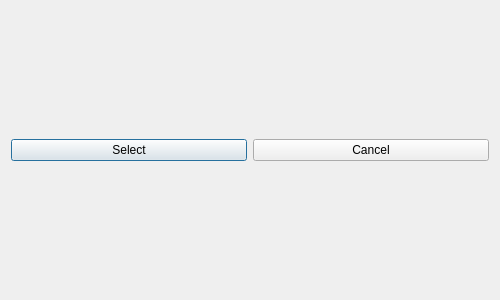
Before: the Qt Designer form scripts/Muon/GUI/Common/fitting_tab_widget/workspace_selector.ui in mantidproject/mantid, drawn with Qt 5.
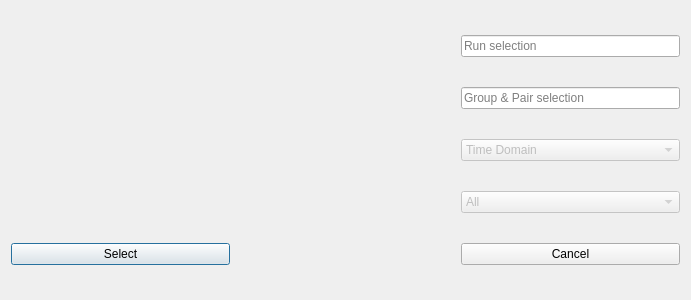
After: the same form once the commit is applied.

Commit message: Addded methods to retrive workspace names Re #25585

Patch:
```diff
--- a/scripts/Muon/GUI/Common/fitting_tab_widget/workspace_selector.ui
+++ b/scripts/Muon/GUI/Common/fitting_tab_widget/workspace_selector.ui
@@ -6,25 +6,78 @@
    <rect>
     <x>0</x>
     <y>0</y>
-    <width>500</width>
+    <width>691</width>
     <height>300</height>
    </rect>
   </property>
   <property name="windowTitle">
    <string>Data Selection</string>
   </property>
-  <layout class="QGridLayout" name="gridLayout_2">
-   <item row="0" column="0" colspan="2">
+  <layout class="QGridLayout" name="gridLayout">
+   <item row="0" column="0" rowspan="4" colspan="2">
     <layout class="QGridLayout" name="list_selector_layout"/>
    </item>
-   <item row="1" column="0">
+   <item row="0" column="2">
+    <widget class="QLineEdit" name="run_line_edit">
+     <property name="sizePolicy">
+      <sizepolicy hsizetype="Preferred" vsizetype="Fixed">
+       <horstretch>0</horstretch>
+       <verstretch>0</verstretch>
+      </sizepolicy>
+     </property>
+     <property name="text">
+      <string/>
+     </property>
+     <property name="placeholderText">
+      <string>Run selection</string>
+     </property>
+    </widget>
+   </item>
+   <item row="1" column="2">
+    <widget class="QLineEdit" name="group_pair_line_edit">
+     <property name="sizePolicy">
+      <sizepolicy hsizetype="Preferred" vsizetype="Fixed">
+       <horstretch>0</horstretch>
+       <verstretch>0</verstretch>
+      </sizepolicy>
+     </property>
+     <property name="placeholderText">
+      <string>Group &amp; Pair selection</string>
+     </property>
+    </widget>
+   </item>
+   <item row="2" column="2">
+    <widget class="QComboBox" name="time_domain_combo">
+     <property name="enabled">
+      <bool>false</bool>
+     </property>
+     <item>
+      <property name="text">
+       <string>Time Domain</string>
+      </property>
+     </item>
+    </widget>
+   </item>
+   <item row="3" column="2">
+    <widget class="QComboBox" name="period_combo">
+     <property name="enabled">
+      <bool>false</bool>
+     </property>
+     <item>
+      <property name="text">
+       <string>All</string>
+      </property>
+     </item>
+    </widget>
+   </item>
+   <item row="4" column="0">
     <widget class="QPushButton" name="select_button">
      <property name="text">
       <string>Select</string>
      </property>
     </widget>
    </item>
-   <item row="1" column="1">
+   <item row="4" column="2">
     <widget class="QPushButton" name="cancel_button">
      <property name="text">
       <string>Cancel</string>
```
The commit also changes 11 other files.
